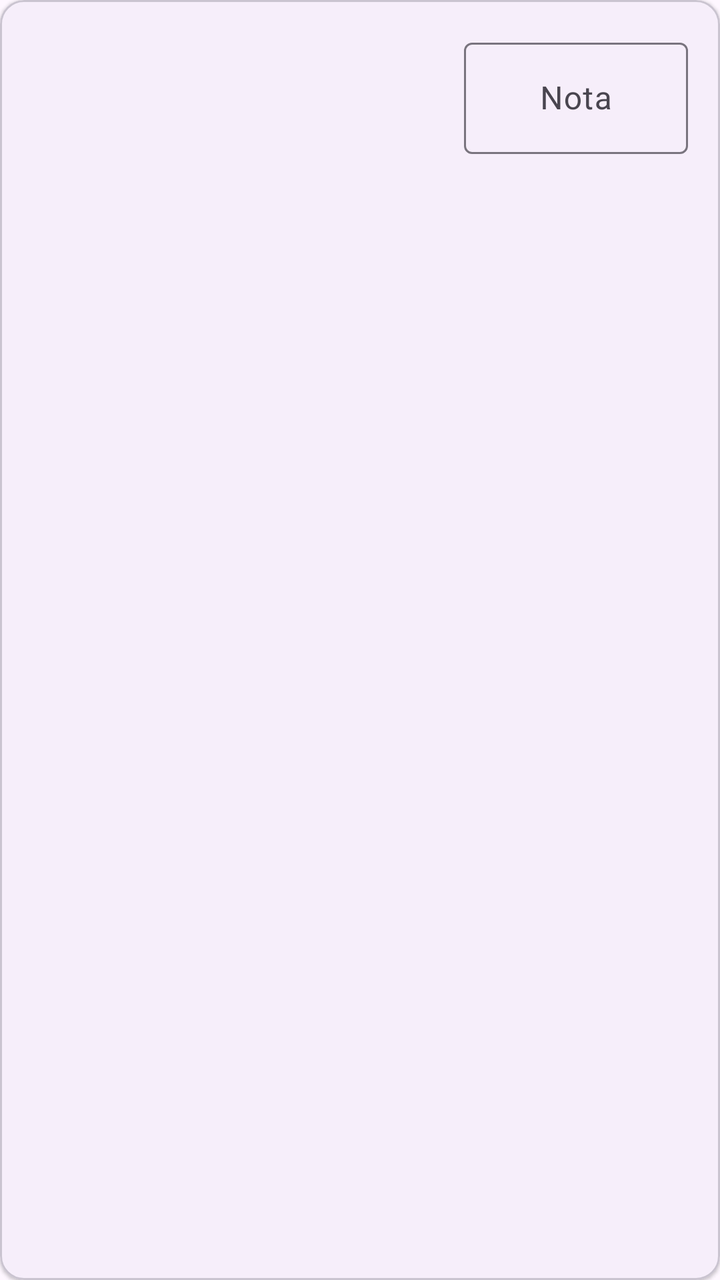
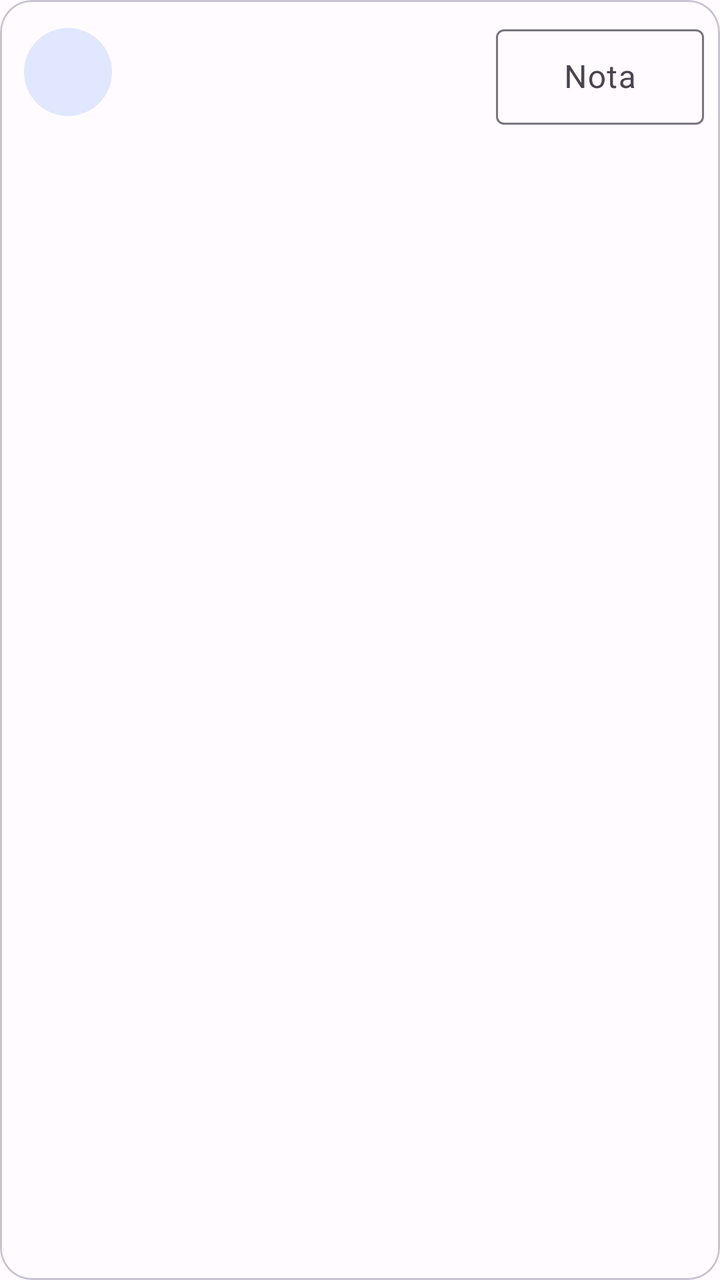

Before-and-after screenshots of an Android layout around one commit, followed by the original layout XML and the change that was made.
<!-- AndroidManifest.xml: application theme Theme.Calification -->
<!-- res/layout/item_student_grade.xml -->
<?xml version="1.0" encoding="utf-8"?>
<com.google.android.material.card.MaterialCardView xmlns:android="http://schemas.android.com/apk/res/android"
    xmlns:app="http://schemas.android.com/apk/res-auto"
    android:layout_width="match_parent"
    android:layout_height="wrap_content"
    android:layout_marginBottom="12dp"
    app:cardElevation="1dp"
    app:strokeWidth="1dp">

    <LinearLayout
        android:layout_width="match_parent"
        android:layout_height="wrap_content"
        android:gravity="center_vertical"
        android:orientation="horizontal"
        android:padding="16dp">

        <TextView
            android:id="@+id/student_name"
            android:layout_width="0dp"
            android:layout_height="wrap_content"
            android:layout_marginEnd="12dp"
            android:layout_weight="1"
            android:textAppearance="?attr/textAppearanceBodyLarge" />

        <com.google.android.material.textfield.TextInputLayout
            android:id="@+id/grade_layout"
            style="@style/Widget.Material3.TextInputLayout.OutlinedBox"
            android:layout_width="112dp"
            android:layout_height="wrap_content"
            android:hint="@string/grade"
            app:helperTextEnabled="true">

            <com.google.android.material.textfield.TextInputEditText
                android:id="@+id/grade_input"
                android:layout_width="match_parent"
                android:layout_height="wrap_content"
                android:gravity="center"
                android:imeOptions="actionNext"
                android:inputType="numberDecimal"
                android:maxLines="1" />
        </com.google.android.material.textfield.TextInputLayout>
    </LinearLayout>
</com.google.android.material.card.MaterialCardView>
<!-- resources referenced by this layout -->
<resources>
  <string name="grade">Nota</string>
  <style name="Theme.Calification" parent="Base.Theme.Calification" />
  <style name="Base.Theme.Calification" parent="Theme.Material3.DayNight.NoActionBar">
          
          
      </style>
</resources>

<!-- the commit's change to res/layout/item_student_grade.xml (unified diff, before → after) -->
@@ -3,32 +3,66 @@
     xmlns:app="http://schemas.android.com/apk/res-auto"
     android:layout_width="match_parent"
     android:layout_height="wrap_content"
-    android:layout_marginBottom="12dp"
-    app:cardElevation="1dp"
+    android:layout_marginBottom="8dp"
+    app:cardBackgroundColor="?attr/colorSurface"
+    app:cardCornerRadius="16dp"
+    app:cardElevation="0dp"
+    app:strokeColor="?attr/colorOutlineVariant"
     app:strokeWidth="1dp">
 
     <LinearLayout
         android:layout_width="match_parent"
         android:layout_height="wrap_content"
         android:gravity="center_vertical"
+        android:minHeight="72dp"
         android:orientation="horizontal"
-        android:padding="16dp">
+        android:paddingStart="12dp"
+        android:paddingTop="8dp"
+        android:paddingEnd="8dp"
+        android:paddingBottom="8dp">
 
         <TextView
-            android:id="@+id/student_name"
+            android:id="@+id/student_avatar"
+            android:layout_width="44dp"
+            android:layout_height="44dp"
+            android:background="@drawable/bg_student_avatar"
+            android:gravity="center"
+            android:importantForAccessibility="no"
+            android:textColor="@color/avatar_text"
+            android:textStyle="bold" />
+
+        <LinearLayout
             android:layout_width="0dp"
             android:layout_height="wrap_content"
-            android:layout_marginEnd="12dp"
+            android:layout_marginStart="12dp"
+            android:layout_marginEnd="8dp"
             android:layout_weight="1"
-            android:textAppearance="?attr/textAppearanceBodyLarge" />
+            android:orientation="vertical">
+
+            <TextView
+                android:id="@+id/student_name"
+                android:layout_width="match_parent"
+                android:layout_height="wrap_content"
+                android:ellipsize="end"
+                android:maxLines="2"
+                android:textAppearance="?attr/textAppearanceBodyLarge" />
+
+            <TextView
+                android:id="@+id/grade_status"
+                android:layout_width="match_parent"
+                android:layout_height="wrap_content"
+                android:layout_marginTop="2dp"
+                android:maxLines="2"
+                android:textAppearance="?attr/textAppearanceLabelSmall"
+                android:visibility="gone" />
+        </LinearLayout>
 
         <com.google.android.material.textfield.TextInputLayout
             android:id="@+id/grade_layout"
-            style="@style/Widget.Material3.TextInputLayout.OutlinedBox"
-            android:layout_width="112dp"
+            style="@style/Widget.Material3.TextInputLayout.OutlinedBox.Dense"
+            android:layout_width="104dp"
             android:layout_height="wrap_content"
-            android:hint="@string/grade"
-            app:helperTextEnabled="true">
+            android:hint="@string/grade">
 
             <com.google.android.material.textfield.TextInputEditText
                 android:id="@+id/grade_input"
<!-- resource entries referenced after the edit -->
@@ -1,10 +1,31 @@
 <!-- resources referenced by this layout -->
 <resources>
+  <color name="avatar_text">#26358C</color>
+  <!-- drawable bg_student_avatar (drawable) -->
+  <?xml version="1.0" encoding="utf-8"?>
+  <shape xmlns:android="http://schemas.android.com/apk/res/android"
+      android:shape="oval">
+      <solid android:color="@color/avatar_background" />
+  </shape>
   <string name="grade">Nota</string>
   <style name="Theme.Calification" parent="Base.Theme.Calification" />
+  <color name="avatar_background">#E0E7FF</color>
   <style name="Base.Theme.Calification" parent="Theme.Material3.DayNight.NoActionBar">
-          
-          
+          <item name="colorPrimary">@color/brand_primary</item>
+          <item name="colorOnPrimary">@color/brand_on_primary</item>
+          <item name="colorPrimaryContainer">@color/brand_primary_container</item>
+          <item name="colorOnPrimaryContainer">@color/brand_on_primary_container</item>
+          <item name="colorSurface">@color/app_surface</item>
+          <item name="colorSurfaceVariant">@color/app_surface_variant</item>
+          <item name="android:colorBackground">@color/app_surface</item>
+          <item name="android:windowLightStatusBar">true</item>
+          <item name="android:windowLightNavigationBar">true</item>
       </style>
+  <color name="brand_primary">#3F51B5</color>
+  <color name="brand_on_primary">#FFFFFF</color>
+  <color name="brand_primary_container">#E0E7FF</color>
+  <color name="brand_on_primary_container">#172554</color>
+  <color name="app_surface">#FFFBFE</color>
+  <color name="app_surface_variant">#F1F3F9</color>
 </resources>
 
